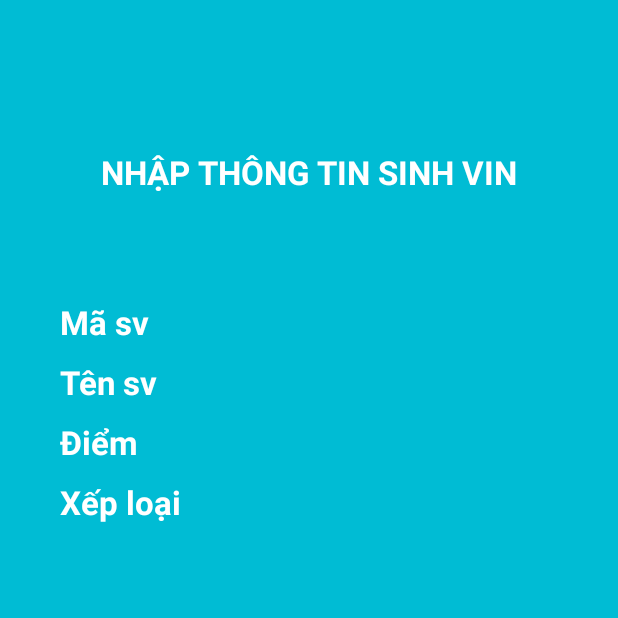
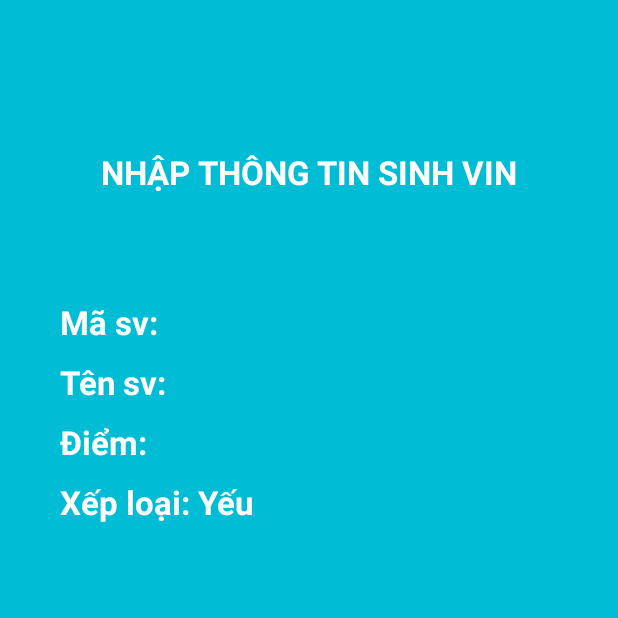
Before and after one commit to bap-05/BaiKiemTraGiuaKy, an Android app: the screen it shows after launch (ThongTinActivity), after a tap on "xác nhận", on a phone screen of 412 x 824 dp, the top half of it. Run offline under Robolectric (Android 15) with nearby library versions, the phone set to English and light mode, and no system bars; 1 statement that could not run was skipped.

Commit message:
cau4,5,6

```diff
--- a/app/src/main/java/com/example/baitapktragk/MainActivity.java
+++ b/app/src/main/java/com/example/baitapktragk/MainActivity.java
@@ -29,6 +29,9 @@ public class MainActivity extends AppCompatActivity {
         addView();
         btn_xn.setOnClickListener(v->{
             Intent intent = new Intent( MainActivity.this, ThongTinActivity.class);
+            intent.putExtra("ma",txt_ma.getText().toString());
+            intent.putExtra("ten",txt_ten.getText().toString());
+            intent.putExtra("diem",txt_diem.getText().toString());
             startActivity(intent);
         });
     }
--- a/app/src/main/java/com/example/baitapktragk/ThongTinActivity.java
+++ b/app/src/main/java/com/example/baitapktragk/ThongTinActivity.java
@@ -1,6 +1,10 @@
 package com.example.baitapktragk;
 
+import android.content.Intent;
 import android.os.Bundle;
+import android.widget.Button;
+import android.widget.EditText;
+import android.widget.TextView;
 
 import androidx.activity.EdgeToEdge;
 import androidx.appcompat.app.AppCompatActivity;
@@ -9,7 +13,7 @@ import androidx.core.view.ViewCompat;
 import androidx.core.view.WindowInsetsCompat;
 
 public class ThongTinActivity extends AppCompatActivity {
-
+    private TextView txt_ma, txt_ten, txt_diem, txt_xl;
     @Override
     protected void onCreate(Bundle savedInstanceState) {
         super.onCreate(savedInstanceState);
@@ -20,5 +24,29 @@ public class ThongTinActivity extends AppCompatActivity {
             v.setPadding(systemBars.left, systemBars.top, systemBars.right, systemBars.bottom);
             return insets;
         });
+        addView();
+    }
+    private void addView() {
+        txt_ten = (TextView) findViewById(R.id.txt_tt_ten);
+        txt_diem = (TextView) findViewById(R.id.txt_tt_diem);
+        txt_ma = (TextView) findViewById(R.id.txt_tt_ma);
+        txt_xl = (TextView) findViewById(R.id.txt_tt_xl);
+        Intent intent = getIntent();
+        txt_ma.setText("Mã sv: "+intent.getStringExtra("ma"));
+        txt_ten.setText("Tên sv: "+intent.getStringExtra("ten"));
+        txt_diem.setText("Điểm: "+intent.getStringExtra("diem"));
+        float x = Float.parseFloat(intent.getStringExtra("diem"));
+        if(x<=10 && x>=8)
+            txt_xl.setText("Xếp loại: Giỏi");
+        else if (x<8&&x>=6.5) {
+            txt_xl.setText("Xếp loại: Khá");
+        } else if (x<6.5 && x>=4.5) {
+            txt_xl.setText("Xếp loại: Trung bình");
+        } else if (x>=0 && x<4.5) {
+            txt_xl.setText("Xếp loại: Yếu");
+
+        }
+        else
+            txt_xl.setText("Điểm không hợp lệ");
     }
 }
--- a/app/src/main/res/layout/activity_main.xml
+++ b/app/src/main/res/layout/activity_main.xml
@@ -75,6 +75,8 @@
         app:layout_constraintTop_toBottomOf="@+id/txt_diem"
         android:layout_marginTop="40dp"
         android:textSize="20dp"
+        android:background="@drawable/custom_btn"
+        app:backgroundTint="@null"
         android:textColor="@color/white"
         android:text="xác nhận"
         android:textStyle="bold"/>
```
Also changed, not shown: app/src/main/res/drawable/custom_btn.xml (+8 -3 lines).
